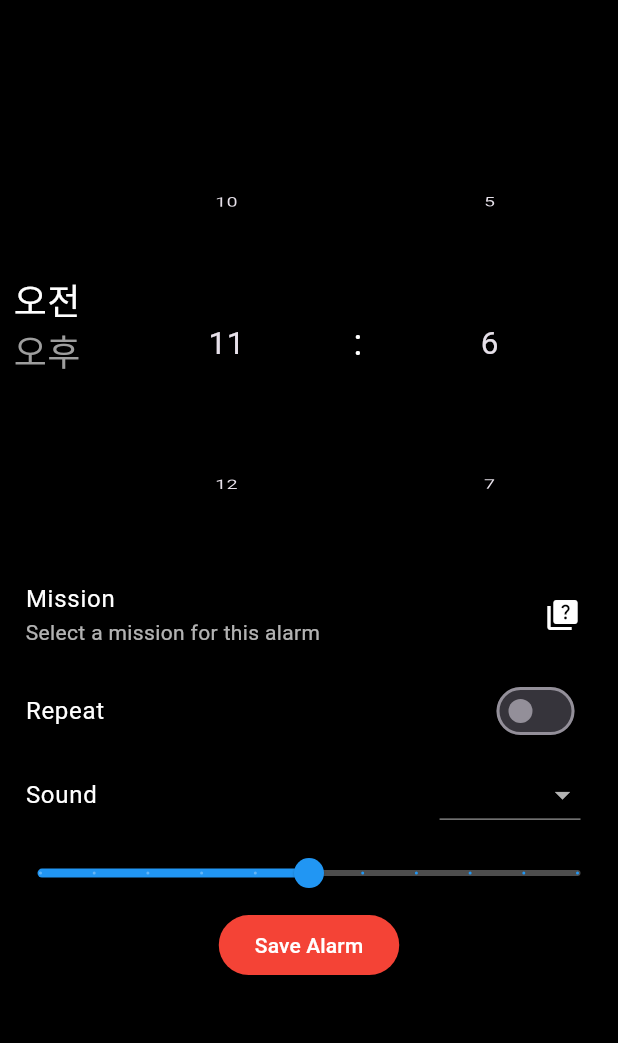
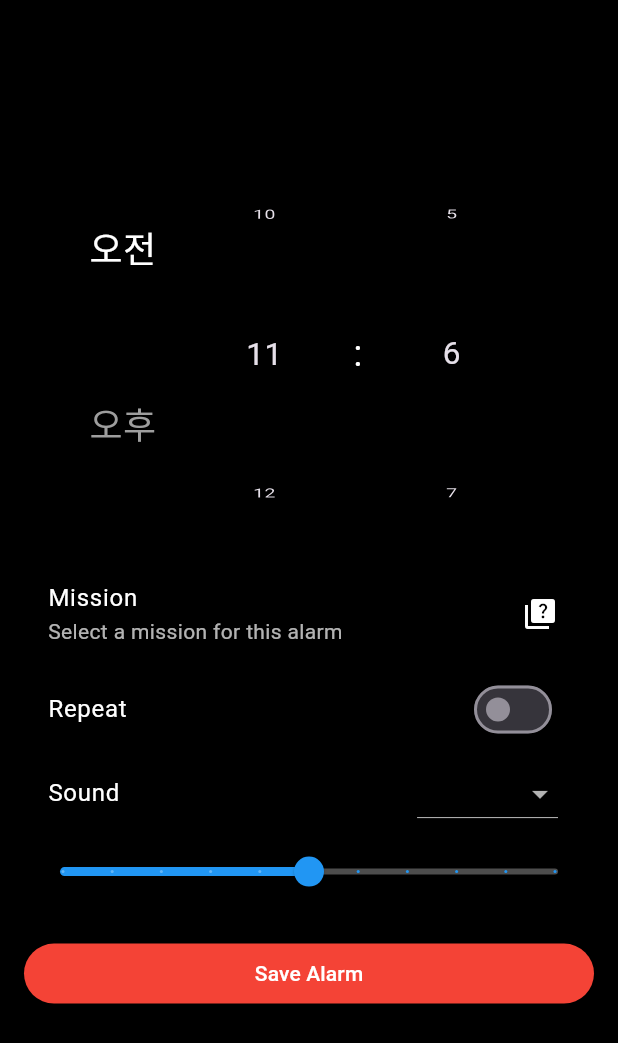
Before and after one commit to Olivia-Corea/App, a Flutter app: the ComplexAlarm screen opened directly with empty values, scrolled down 576 dp, after a tap on "Mission", on a phone screen of 412 x 824 dp. Shown: the top 1043 px of the screen. Run offline on Flutter 3.47's test engine with Material 3 defaults, Android fonts, the phone set to English and light mode, and no system bars; our stand-ins replace shared_preferences; accounts and stored records are empty.

Commit message:
First BackUp

```diff
--- a/lib/alarm_component/alarm_complex.dart
+++ b/lib/alarm_component/alarm_complex.dart
@@ -19,37 +19,37 @@ class _ComplexAlarmState extends State<ComplexAlarm> {
   bool _isRepeating = false;
   List<bool> _days = List.generate(7, (index) => false);
   double _volume = 0.5;
-  String _selectedTone= 'Default';
-  // 기타 필요한 상태 변수를 여기에 정의합니다.
-
+  String _selectedTone = 'Default';
 
   @override
   void initState() {
     super.initState();
     _selectedTime = TimeOfDay.now();
+
+    WidgetsBinding.instance.addPostFrameCallback((_) {
+      if (mounted) {
+        // 필요시 첫 번째 프레임 렌더링 이후 실행할 코드
+        setState(() {
+          // 상태 업데이트가 필요한 경우
+        });
+      }
+    });
   }
 
   void onTimeSelected(TimeOfDay newTime) {
     setState(() {
-      _selectedTime = newTime; // 사용자가 새로운 시간을 선택하면 상태를 업데이트
+      _selectedTime = newTime;
     });
-    // 필요하다면 여기서 다른 처리를 추가...
   }
 
   void _saveAlarm() {
-    // Assuming you have a form to enter description and other details
     final alarmInfo = AlarmInfo(
       time: _selectedTime.format(context),
       isActive: true,
     );
-
-    // Call the callback function to pass the alarm info back to the alarm page.
     widget.onAlarmSaved(alarmInfo);
-
-    // Close the dialog
     Navigator.of(context).pop();
   }
-
 
   @override
   Widget build(BuildContext context) {
@@ -57,31 +57,61 @@ class _ComplexAlarmState extends State<ComplexAlarm> {
 
     return Scaffold(
       backgroundColor: Colors.black,
-      body: SingleChildScrollView(
-        child: Padding(
-          padding: const EdgeInsets.all(1.0),
+      body: SafeArea(
         child: SingleChildScrollView(
+          padding: const EdgeInsets.all(16.0),
           child: Column(
-              mainAxisSize: MainAxisSize.min,
+            crossAxisAlignment: CrossAxisAlignment.stretch,
             children: [
-                SizedBox(height : screenHeight * 0.1),
-                TimeSelector(onTimeSelected: onTimeSelected),
-                ListTile(
-                  title: Text(
+              SizedBox(height: screenHeight * 0.1),
+              _buildTimeSelector(),
+              _buildMissionTile(),
+              _buildRepeatSwitch(),
+              if (_isRepeating) _buildDaysSelector(),
+              _buildSoundSelector(),
+              _buildVolumeSlider(),
+              const SizedBox(height: 20),
+              _buildSaveButton(),
+            ],
+          ),
+        ),
+      ),
+    );
+  }
+
+  Widget _buildTimeSelector() {
+    double screenWidth = MediaQuery.of(context).size.width;
+    double screenHeight = MediaQuery.of(context).size.height;
+    return Align(
+      alignment: Alignment.center,
+      child: SizedBox(
+        width: screenWidth * 0.75,
+        height: screenHeight / 3, // 크기를 명시적으로 설정
+        child: TimeSelector(onTimeSelected: onTimeSelected),
+      ),
+    );
+  }
+
+  Widget _buildMissionTile() {
+    return ListTile(
+      title: const Text(
         'Mission',
         style: TextStyle(color: Colors.white),
       ),
-                  subtitle: Text(
+      subtitle: const Text(
         'Select a mission for this alarm',
         style: TextStyle(color: Colors.white70),
       ),
-                  trailing: Icon(Icons.quiz, color: Colors.white),
+      trailing: const Icon(Icons.quiz, color: Colors.white),
       onTap: () {
-                    // 여기에 미션 선택 로직 추가
+        // 미션 선택 로직 추가
       },
-                ),
-                SwitchListTile(
-                  title: Text(
+    );
+  }
+
+  Widget _buildRepeatSwitch() {
+    return SwitchListTile(
+      title: const Text(
         'Repeat',
         style: TextStyle(color: Colors.white),
       ),
@@ -92,15 +122,19 @@ class _ComplexAlarmState extends State<ComplexAlarm> {
         });
       },
       activeColor: Colors.blue,
-                ),
-                // Only show this if the 'Repeat' switch is on
-                if (_isRepeating)
-                  Wrap(
+    );
+  }
+
+  Widget _buildDaysSelector() {
+    return Wrap(
+      spacing: 4.0,
       children: List<Widget>.generate(7, (index) {
         return ChoiceChip(
           label: Text(
             ['S', 'M', 'T', 'W', 'T', 'F', 'S'][index],
-                          style: TextStyle(color: _days[index] ? Colors.white : Colors.black),
+            style: TextStyle(
+              color: _days[index] ? Colors.white : Colors.black,
+            ),
           ),
           selected: _days[index],
           onSelected: (bool selected) {
@@ -112,10 +146,12 @@ class _ComplexAlarmState extends State<ComplexAlarm> {
           selectedColor: Colors.blue,
         );
       }),
-                    spacing: 4.0,
-                  ),
-                ListTile(
-                  title: Text(
+    );
+  }
+
+  Widget _buildSoundSelector() {
+    return ListTile(
+      title: const Text(
         'Sound',
         style: TextStyle(color: Colors.white),
       ),
@@ -130,12 +166,15 @@ class _ComplexAlarmState extends State<ComplexAlarm> {
             .map<DropdownMenuItem<String>>((String value) {
           return DropdownMenuItem<String>(
             value: value,
-                        child: Text(value, style: TextStyle(color: Colors.black)),
+            child: Text(value, style: const TextStyle(color: Colors.black)),
           );
         }).toList(),
       ),
-                ),
-                Slider(
+    );
+  }
+
+  Widget _buildVolumeSlider() {
+    return Slider(
       value: _volume,
       onChanged: (value) {
         setState(() {
@@ -146,20 +185,17 @@ class _ComplexAlarmState extends State<ComplexAlarm> {
       label: "${(_volume * 100).round()}%",
       activeColor: Colors.blue,
       inactiveColor: Colors.white30,
-                ),
-                ElevatedButton(
+    );
+  }
+
+  Widget _buildSaveButton() {
+    return ElevatedButton(
       style: ElevatedButton.styleFrom(
-                    primary: Colors.red, // background (button) color
-                    onPrimary: Colors.white, // foreground (text) color
+        backgroundColor: Colors.red,
+        foregroundColor: Colors.white,
       ),
       onPressed: _saveAlarm,
-                  child: Text('Save Alarm'),
-                ),
-              ],
-            ),
-          ),
-        ),
-      )
+      child: const Text('Save Alarm'),
     );
   }
 }
--- a/lib/widget/numberpicker.dart
+++ b/lib/widget/numberpicker.dart
@@ -377,8 +377,8 @@ class _ComplexAlarmState extends State<ComplexAlarm> {
                 ),
                 ElevatedButton(
                   style: ElevatedButton.styleFrom(
-                    primary: Colors.red,
-                    onPrimary: Colors.white,
+                    backgroundColor: Colors.red,
+                    foregroundColor: Colors.white,
                   ),
                   onPressed: _saveAlarm,
                   child: Text('Save Alarm'),
```
Also changed, not shown: lib/screen/alarm_page.dart (+37 -6 lines), pubspec.lock. Lines whose indentation alone changed are shown as unchanged.
